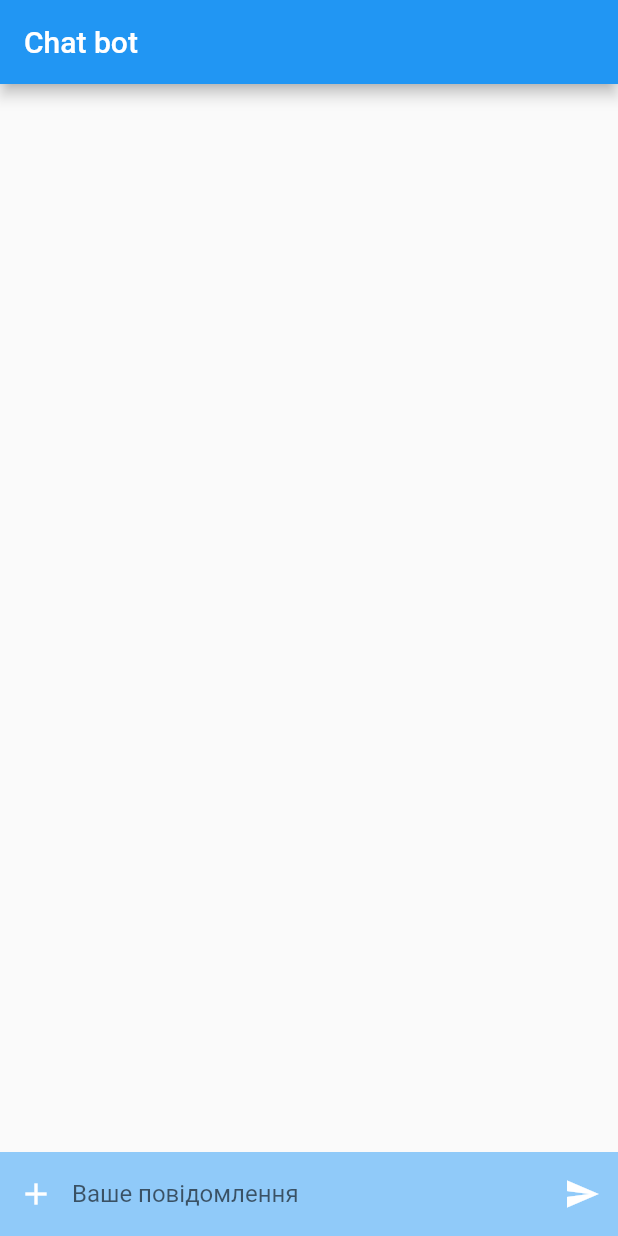
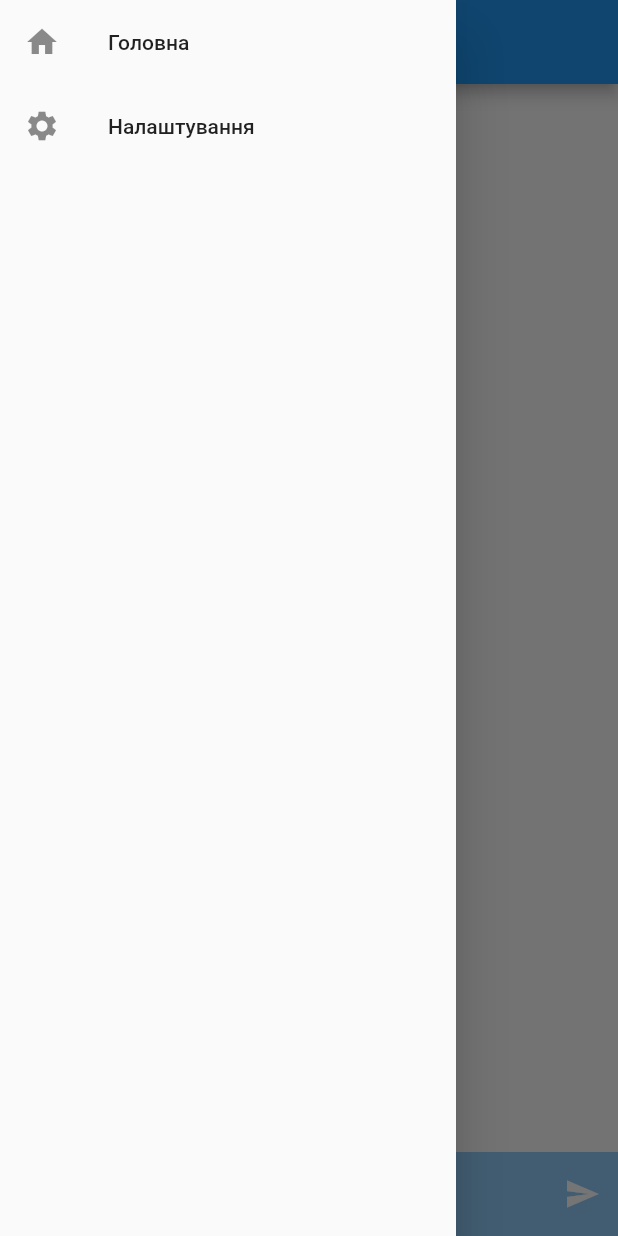
Before and after one commit to nicourrrn/chat-bot, a Flutter app: the screen it shows after launch, with the side drawer open (before the commit the screen has no drawer), on a phone screen of 412 x 824 dp. Run offline on Flutter 3.47's test engine with Material 2 defaults, Android fonts, the phone set to English and light mode, and no system bars; missing offline and left inert: monobank_api.

Commit message:
Replace files and create setting screen

```diff
--- a/lib/bot_api/bot.dart
+++ b/lib/api/api.dart
@@ -1,7 +1,6 @@
 import 'dart:collection';
 
 import 'package:flutter/material.dart';
-import 'api.dart';
 
 class Bot extends ChangeNotifier {
   final List<Message> _messageHistory = [];
@@ -59,3 +58,23 @@ class Bot extends ChangeNotifier {
     return templateNames;
   }
 }
+
+
+abstract class Module{
+  Future<Message?> execute(Bot context, List<String> args);
+  Iterable<String> get commandNames;
+}
+
+abstract class Message {
+  static int lastId = -1;
+
+  Message (this.isUser, [this.moduleName]) {
+    lastId ++;
+  }
+
+  late final int id = lastId;
+  late final bool isUser;
+  late final String? moduleName;
+  DateTime createAt = DateTime.now();
+  Widget getWidget();
+}
--- a/lib/bot_api/api.dart
+++ /dev/null
@@ -1,22 +0,0 @@
-import 'package:flutter/material.dart';
-import 'bot.dart';
-
-
-abstract class Module{
-  Future<Message?> execute(Bot context, List<String> args);
-  Iterable<String> get commandNames;
-}
-
-abstract class Message {
-  static int lastId = -1;
-
-  Message (this.isUser, [this.moduleName]) {
-    lastId ++;
-  }
-
-  late final int id = lastId;
-  late final bool isUser;
-  late final String? moduleName;
-  DateTime createAt = DateTime.now();
-  Widget getWidget();
-}
--- a/lib/main.dart
+++ b/lib/main.dart
@@ -1,15 +1,16 @@
 import 'package:flutter/material.dart';
 import 'package:provider/provider.dart';
-import 'main_screen.dart';
 
-import 'package:chat_bot/bot_api/bot.dart';
+import 'package:chat_bot/api/api.dart';
+import 'package:chat_bot/modules/base_module/module.dart';
+import 'package:chat_bot/modules/monobank_module/module.dart';
 
-import 'package:chat_bot/base_module/module.dart';
-import 'package:chat_bot/monobank_module/module.dart';
+import 'package:chat_bot/screen/root.dart';
+import 'package:chat_bot/screen/setting.dart';
 
 Bot botWithModules() {
   var bot = Bot();
-  bot.modules.add(MonoModule(''));
+  bot.modules.add(MonoModule('uiQEBoAL2lI6XkMRKHYAy-fBnaYjNKKSbzFIhtLxJh3k'));
   bot.modules.add(BaseModule());
 
   return bot;
@@ -39,7 +40,11 @@ class MyApp extends StatelessWidget {
       theme: ThemeData(
         primarySwatch: Colors.blue,
       ),
-      home: MainScreen(),
+      darkTheme: ThemeData.dark(),
+      routes: {
+        '/': (context) => MainScreen(),
+        '/setting': (context) => const Setting(),
+      },
     );
   }
 }
--- a/lib/base_module/messages.dart
+++ b/lib/modules/base_module/messages.dart
@@ -1,5 +1,5 @@
 import 'package:flutter/material.dart';
-import 'package:chat_bot/bot_api/api.dart';
+import 'package:chat_bot/api/api.dart';
 
 class TextMessage extends Message {
   TextMessage(this.text, bool isUser, [String? moduleName]) : super(isUser, moduleName);
--- a/lib/base_module/module.dart
+++ b/lib/modules/base_module/module.dart
@@ -1,8 +1,6 @@
 import 'dart:core';
-import 'dart:io';
 
-import 'package:chat_bot/bot_api/api.dart';
-import 'package:chat_bot/bot_api/bot.dart';
+import 'package:chat_bot/api/api.dart';
 
 import 'messages.dart';
 
--- a/lib/main_screen.dart
+++ b/lib/screen/root.dart
@@ -1,10 +1,10 @@
 import 'package:flutter/cupertino.dart';
 import 'package:flutter/material.dart';
-import 'package:chat_bot/bot_api/bot.dart';
 import 'package:flutter/rendering.dart';
 import 'package:provider/provider.dart';
 
-import 'base_module/messages.dart';
+import 'package:chat_bot/modules/base_module/messages.dart';
+import 'package:chat_bot/api/api.dart';
 
 class ScreenState extends ChangeNotifier{
   var _showCommands = false;
@@ -38,28 +38,27 @@ class MainScreen extends StatelessWidget {
       var commandsRow = commands.getRange(i, end);
       result.add(Row(
           children: commandsRow
-              .map((e) => TextButton(
+              .map((e) => Expanded(child: TextButton(
                   child: Text(e),
                   onPressed: () {
                     userTextCtrl.text = e;
-                  }))
+                  })))
               .toList()));
     }
     var divByThree = commands.length % 3;
     if (divByThree!= 0) {
       result.add(Row(
         children: commands.getRange(commands.length - divByThree, commands.length)
-        .map((e) => TextButton(
+        .map((e) => Expanded(child: TextButton(
           child: Text(e),
           onPressed: (){
             userTextCtrl.text = e;
           },
-        )).toList(),
+        ))).toList(),
       ));
     }
     return result;
   }
-
 
 
   @override
@@ -75,6 +74,26 @@ class MainScreen extends StatelessWidget {
     return Scaffold(
         appBar: AppBar(
           title: const Text("Chat bot"),
+        ),
+        drawer: Drawer(
+          child: ListView(
+            children: [
+              ListTile(
+                leading: Icon(Icons.home),
+                title: const Text("Головна"),
+                onTap: () {
+                  Navigator.of(context).popAndPushNamed('/');
+                },
+              ),
+              ListTile(
+                leading: const Icon(Icons.settings),
+                title: const Text("Налаштування"),
+                onTap: () {
+                  Navigator.of(context).popAndPushNamed('/setting');
+                },
+              )
+            ],
+          ),
         ),
         body: Column(children: [
           Expanded(
```
Also changed, not shown: lib/modules/monobank_module/module.dart (renamed from lib/monobank_module/module.dart, +10 -7 lines), lib/screen/setting.dart (added, +43 -0 lines).
